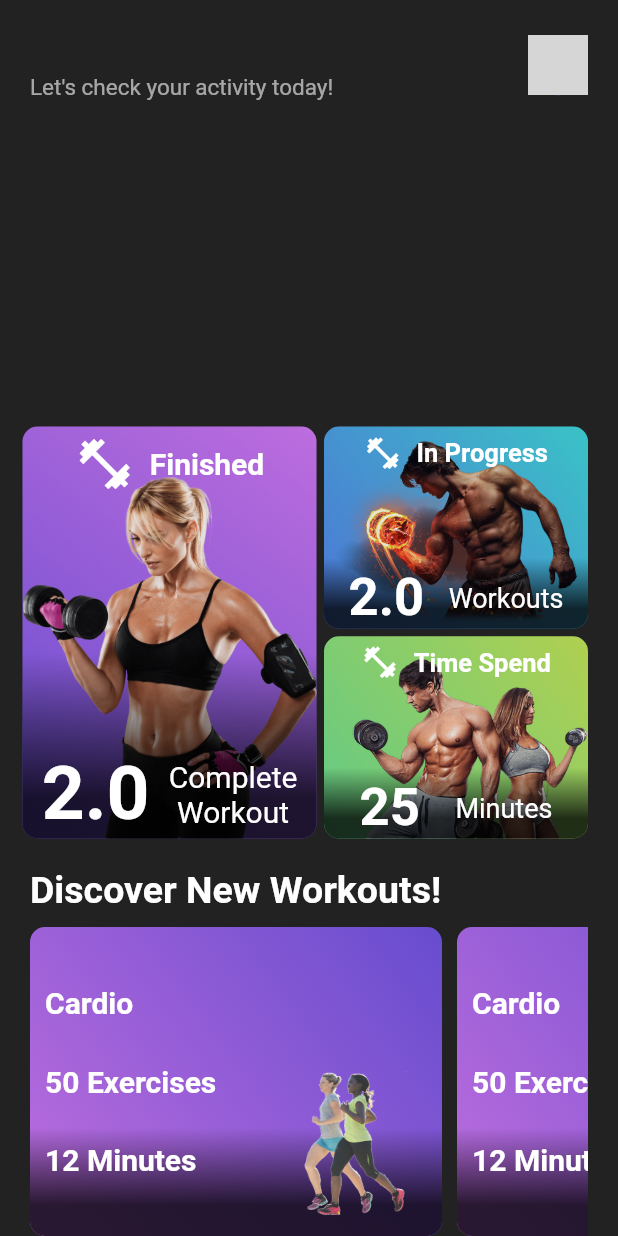
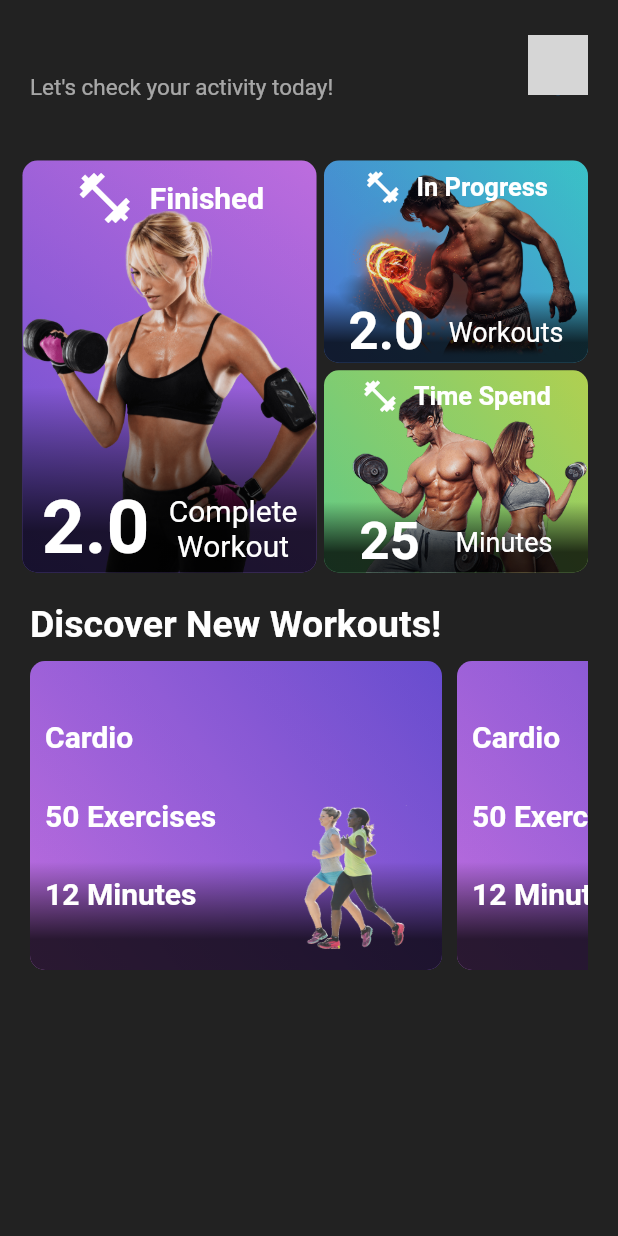
Before and after one commit to YasinSefa15/pain4gain, a Flutter app: the HomePage screen opened directly, on a phone screen of 412 x 824 dp. Run offline on Flutter 3.47's test engine with Material 2 defaults, Android fonts, the phone set to English and light mode, and no system bars; our stand-ins replace image_picker, shared_preferences; accounts and stored records are empty; grey boxes are pictures that could not be loaded.

Commit message:
-HomePage renderbox error fixed

```diff
--- a/lib/components/home/WelcomeComponent.dart
+++ b/lib/components/home/WelcomeComponent.dart
@@ -5,8 +5,8 @@ import 'package:flutter/services.dart' show ByteData, rootBundle;
 import 'package:path_provider/path_provider.dart';
 
 class WelcomeComponent extends StatefulWidget {
-  const WelcomeComponent({Key? key}) : super(key: key);
-
+  final BoxConstraints constraints;
+  const WelcomeComponent({Key? key, required this.constraints}) : super(key: key);
   @override
   State<WelcomeComponent> createState() => _WelcomeComponentState();
 }
@@ -33,6 +33,12 @@ class _WelcomeComponentState extends State<WelcomeComponent> {
   Widget build(BuildContext context) {
     return Expanded(
       child: Container(
+        constraints: BoxConstraints(
+          minWidth: widget.constraints.minWidth,
+          maxWidth: widget.constraints.maxWidth,
+          minHeight: widget.constraints.minHeight,
+          maxHeight: widget.constraints.maxHeight,
+        ),
         decoration: BoxDecoration(),
         padding: EdgeInsets.all(20),
         child: SingleChildScrollView(
--- a/lib/components/home/discover/DiscoverWorkoutsComponent.dart
+++ b/lib/components/home/discover/DiscoverWorkoutsComponent.dart
@@ -2,11 +2,18 @@ import 'package:flutter/material.dart';
 import 'package:pain4gain/components/home/discover/DiscoverSingleWorkout.dart';
 
 class DiscoverWorkoutsComponent extends StatelessWidget {
-  const DiscoverWorkoutsComponent({Key? key}) : super(key: key);
+  final BoxConstraints constraints;
+  const DiscoverWorkoutsComponent({Key? key, required this.constraints}) : super(key: key);
 
   @override
   Widget build(BuildContext context) {
     return Container(
+      constraints: BoxConstraints(
+        minWidth: constraints.minWidth,
+        maxWidth: constraints.maxWidth,
+        minHeight: constraints.minHeight,
+        maxHeight: constraints.maxHeight,
+      ),
       padding: EdgeInsets.only(left: 20, right: 20),
       child: Column(
         mainAxisAlignment: MainAxisAlignment.start,
--- a/lib/components/home/trace/TraceComponent.dart
+++ b/lib/components/home/trace/TraceComponent.dart
@@ -2,7 +2,8 @@ import 'package:flutter/material.dart';
 
 
 class TraceComponent extends StatelessWidget {
-  const TraceComponent({Key? key}) : super(key: key);
+  final BoxConstraints constraints;
+  const TraceComponent({Key? key, required this.constraints}) : super(key: key);
 
   @override
   Widget build(BuildContext context) {
@@ -12,6 +13,12 @@ class TraceComponent extends StatelessWidget {
     return Container(
       //decoration: BoxDecoration(),
       padding: EdgeInsets.all(15),
+      constraints: BoxConstraints(
+        minWidth: constraints.minWidth,
+        maxWidth: constraints.maxWidth,
+        minHeight: constraints.minHeight,
+        maxHeight: constraints.maxHeight,
+      ),
       child: Row(
         mainAxisAlignment: MainAxisAlignment.spaceEvenly,
         children: [
--- a/lib/pages/home_page/HomePage.dart
+++ b/lib/pages/home_page/HomePage.dart
@@ -1,31 +1,38 @@
 import 'package:flutter/material.dart';
 import 'package:pain4gain/components/home/WelcomeComponent.dart';
-
-
 import '../../components/home/discover/DiscoverWorkoutsComponent.dart';
 import '../../components/home/trace/TraceComponent.dart';
 
-class HomePage extends StatefulWidget {
+class HomePage extends StatelessWidget {
   const HomePage({Key? key}) : super(key: key);
 
   @override
-  State<HomePage> createState() => _HomePageState();
-}
-
-class _HomePageState extends State<HomePage> {
-  @override
   Widget build(BuildContext context) {
     return Scaffold(
-        backgroundColor: Colors.black87,
-        body: SafeArea(
+      backgroundColor: Colors.black87,
+      body: SafeArea(
+        child: SingleChildScrollView(
           child: Column(
             children: [
-              WelcomeComponent(),
-              TraceComponent(),
-              DiscoverWorkoutsComponent(),
+              LayoutBuilder(
+                builder: (context, constraints) {
+                  return WelcomeComponent(constraints: constraints);
+                },
+              ),
+              LayoutBuilder(
+                builder: (context, constraints) {
+                  return TraceComponent(constraints: constraints);
+                },
+              ),
+              LayoutBuilder(
+                builder: (context, constraints) {
+                  return DiscoverWorkoutsComponent(constraints: constraints);
+                },
+              ),
             ],
           ),
-        )
+        ),
+      ),
     );
   }
 }
```
